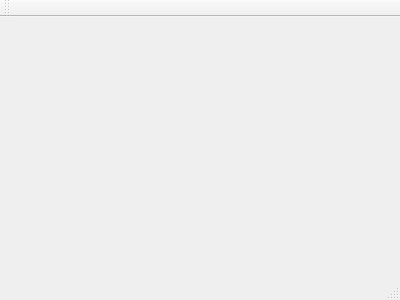
PsYcHo96/osu-Tournament-Meta-Client, file mainwindow.ui: the form before one commit.
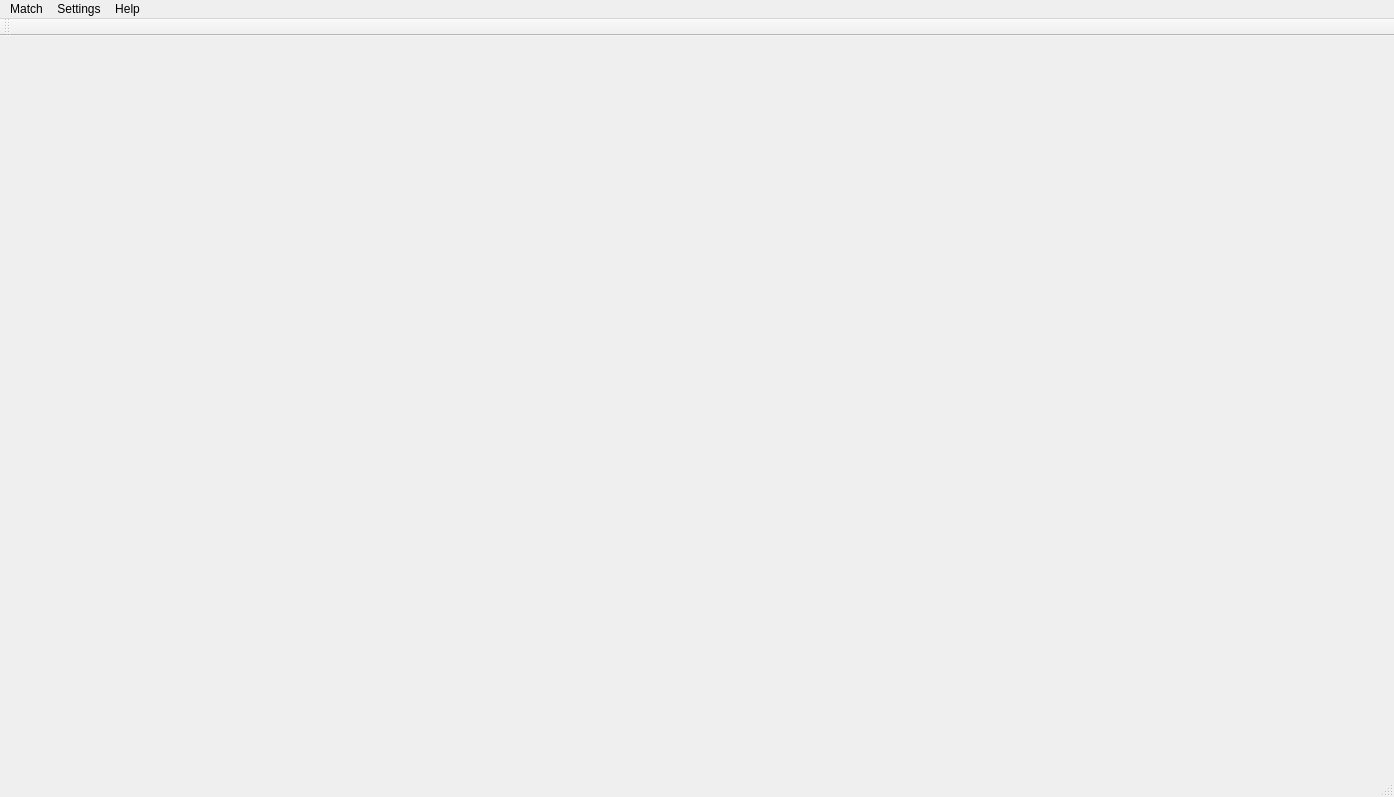
The form after the commit.

Commit message: Added song class, started parsing of .osu files for map meta data.

Diff of the .ui file:
```diff
--- a/mainwindow.ui
+++ b/mainwindow.ui
@@ -1,24 +1,93 @@
 <ui version="4.0">
  <class>MainWindow</class>
- <widget class="QMainWindow" name="MainWindow" >
-  <property name="geometry" >
+ <widget class="QMainWindow" name="MainWindow">
+  <property name="geometry">
    <rect>
     <x>0</x>
     <y>0</y>
-    <width>400</width>
-    <height>300</height>
+    <width>1394</width>
+    <height>797</height>
    </rect>
   </property>
   <property name="windowTitle" >
    <string>MainWindow</string>
   </property>
-  <widget class="QMenuBar" name="menuBar" />
-  <widget class="QToolBar" name="mainToolBar" />
-  <widget class="QWidget" name="centralWidget" />
-  <widget class="QStatusBar" name="statusBar" />
+  <widget class="QWidget" name="centralWidget">
+   <widget class="QWidget" name="gridLayoutWidget">
+    <property name="geometry">
+     <rect>
+      <x>10</x>
+      <y>0</y>
+      <width>1371</width>
+      <height>731</height>
+     </rect>
+    </property>
+    <layout class="QGridLayout" name="SongGrid"/>
+   </widget>
+  </widget>
+  <widget class="QMenuBar" name="menuBar">
+   <property name="geometry">
+    <rect>
+     <x>0</x>
+     <y>0</y>
+     <width>1394</width>
+     <height>21</height>
+    </rect>
+   </property>
+   <widget class="QMenu" name="menuMatch">
+    <property name="title">
+     <string>Match</string>
+    </property>
+    <addaction name="actionNew_Match"/>
+    <addaction name="actionLoad_Match"/>
+    <addaction name="actionSave_Match"/>
+    <addaction name="actionReset_Match"/>
+   </widget>
+   <widget class="QMenu" name="menuSettings">
+    <property name="title">
+     <string>Settings</string>
+    </property>
+   </widget>
+   <widget class="QMenu" name="menuHelp">
+    <property name="title">
+     <string>Help</string>
+    </property>
+   </widget>
+   <addaction name="menuMatch"/>
+   <addaction name="menuSettings"/>
+   <addaction name="menuHelp"/>
+  </widget>
+  <widget class="QToolBar" name="mainToolBar">
+   <attribute name="toolBarArea">
+    <enum>TopToolBarArea</enum>
+   </attribute>
+   <attribute name="toolBarBreak">
+    <bool>false</bool>
+   </attribute>
+  </widget>
+  <widget class="QStatusBar" name="statusBar"/>
+  <action name="actionNew_Match">
+   <property name="text">
+    <string>New Match</string>
+   </property>
+  </action>
+  <action name="actionLoad_Match">
+   <property name="text">
+    <string>Load Match</string>
+   </property>
+  </action>
+  <action name="actionSave_Match">
+   <property name="text">
+    <string>Save Match</string>
+   </property>
+  </action>
+  <action name="actionReset_Match">
+   <property name="text">
+    <string>Reset Match</string>
+   </property>
+  </action>
  </widget>
- <layoutDefault spacing="6" margin="11" />
- <pixmapfunction></pixmapfunction>
+ <layoutdefault spacing="6" margin="11"/>
  <resources/>
  <connections/>
 </ui>
```
Left out of the diff: 3 changed lines with no effect on the pictures. The commit also changes 7 other files.
